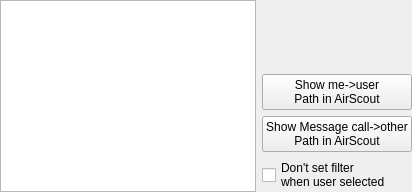
This is mqt/MqtKSTClient/kstplanesframe.ui in Rsclub22/Minos2-Mirror as Qt 5 draws it before an edit. The edited form follows.
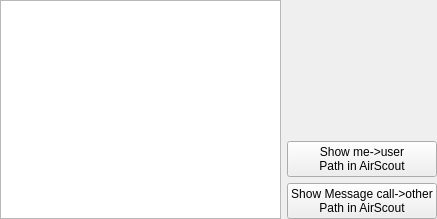
This is the edited form.

Diff of the .ui file:
```diff
--- a/mqt/MqtKSTClient/kstplanesframe.ui
+++ b/mqt/MqtKSTClient/kstplanesframe.ui
@@ -2,6 +2,14 @@
 <ui version="4.0">
  <class>KSTPlanesFrame</class>
           <widget class="QFrame" name="KSTPlanesFrame">
+  <property name="geometry">
+   <rect>
+    <x>0</x>
+    <y>0</y>
+    <width>437</width>
+    <height>219</height>
+   </rect>
+  </property>
            <layout class="QHBoxLayout" name="horizontalLayout_8" stretch="3,1">
             <property name="leftMargin">
              <number>0</number>
@@ -63,14 +71,6 @@
                 </property>
                </widget>
               </item>
-              <item>
-               <widget class="QCheckBox" name="noSetCallcb">
-                <property name="text">
-                 <string>Don't set filter
-when user selected</string>
-                </property>
-               </widget>
-              </item>
              </layout>
             </item>
            </layout>
```
Left out of the diff: 3 changed lines with no effect on the pictures. Lines whose indentation alone changed are shown as unchanged.
